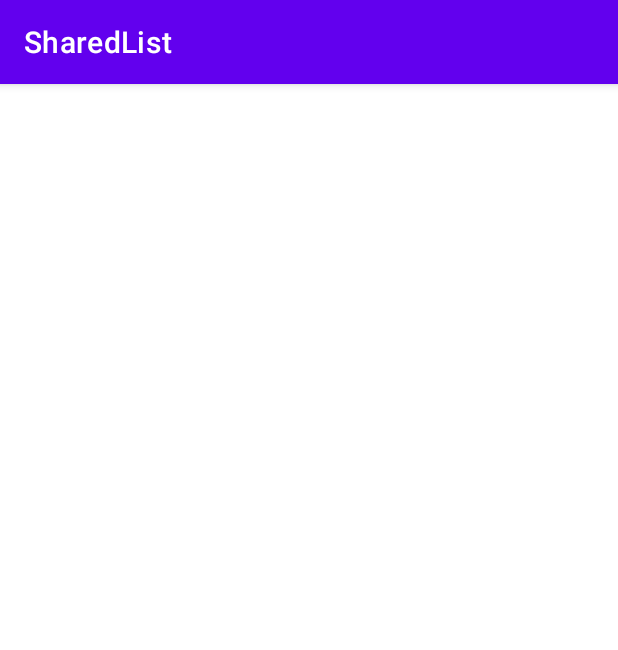
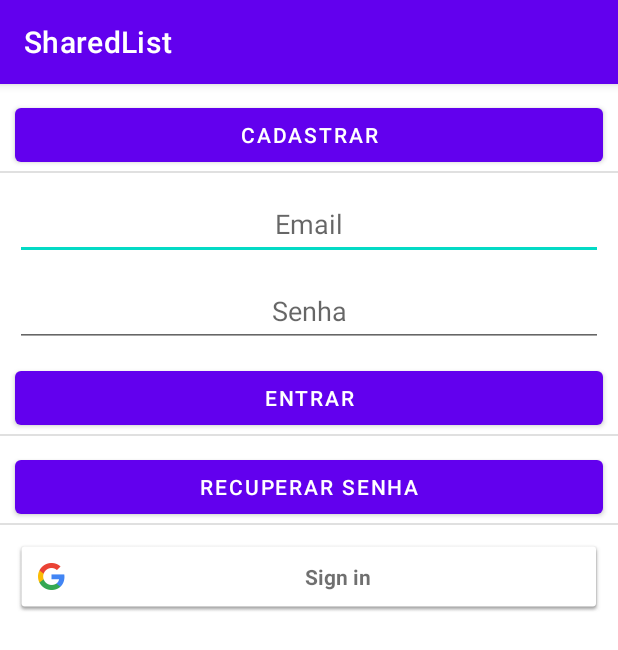
Before and after one commit to vinicius-ricardoADS/SharedList, an Android app: the screen it shows after launch (MainActivity before the commit, LoginActivity after it), on a phone screen of 412 x 824 dp. Shown: the top 650 px of the screen. Run offline under Robolectric (Android 15) with nearby library versions, the phone set to English and light mode, and no system bars; our stand-ins replace Firebase (no records; nobody signed in at launch, a user with empty details on screens opened directly).

Commit message:
feat: view login initial

```diff
--- a/app/src/main/AndroidManifest.xml
+++ b/app/src/main/AndroidManifest.xml
@@ -13,6 +13,9 @@
         tools:targetApi="31">
         <activity
             android:name=".view.MainActivity"
+            android:exported="false" />
+        <activity
+            android:name=".view.LoginActivity"
             android:exported="true">
             <intent-filter>
                 <action android:name="android.intent.action.MAIN" />
--- a/app/src/main/java/br/edu/ifsp/ads/sharedlist/view/BasicActivity.kt
+++ b/app/src/main/java/br/edu/ifsp/ads/sharedlist/view/BasicActivity.kt
@@ -2,8 +2,21 @@ package br.edu.ifsp.ads.sharedlist.view
 
 import androidx.appcompat.app.AppCompatActivity
 import br.edu.ifsp.ads.sharedlist.R
+import com.google.android.gms.auth.api.signin.GoogleSignIn
+import com.google.android.gms.auth.api.signin.GoogleSignInClient
 import com.google.android.gms.auth.api.signin.GoogleSignInOptions
 
 sealed class BasicActivity: AppCompatActivity() {
     protected val EXTRA_TASK = "EXTRA_TASK"
+
+    protected val googleSignInOptions: GoogleSignInOptions by lazy {
+        GoogleSignInOptions.Builder(GoogleSignInOptions.DEFAULT_SIGN_IN)
+            .requestIdToken(getString(R.string.default_web_client_id))
+            .requestEmail()
+            .build()
+    }
+
+    protected val googleSignInClient: GoogleSignInClient by lazy {
+        GoogleSignIn.getClient(this, googleSignInOptions)
+    }
 }
--- /dev/null
+++ b/app/src/main/java/br/edu/ifsp/ads/sharedlist/view/LoginActivity.kt
@@ -0,0 +1,65 @@
+package br.edu.ifsp.ads.sharedlist.view
+
+import android.content.Intent
+import android.os.Bundle
+import android.widget.Toast
+import androidx.activity.result.ActivityResultLauncher
+import androidx.activity.result.contract.ActivityResultContracts
+import br.edu.ifsp.ads.sharedlist.databinding.ActivityLoginBinding
+import com.google.android.gms.auth.api.signin.GoogleSignIn
+import com.google.android.gms.auth.api.signin.GoogleSignInAccount
+import com.google.firebase.auth.FirebaseAuth
+import com.google.firebase.auth.GoogleAuthProvider
+
+class LoginActivity : BasicActivity() {
+
+    private val alb: ActivityLoginBinding by lazy{
+        ActivityLoginBinding.inflate(layoutInflater)
+    }
+
+    private lateinit var gsarl : ActivityResultLauncher<Intent>
+
+    override fun onCreate(savedInstanceState: Bundle?) {
+        super.onCreate(savedInstanceState)
+        setContentView(alb.root)
+
+        alb.loginGoogleBt.setOnClickListener{
+            val gsa: GoogleSignInAccount? = GoogleSignIn.getLastSignedInAccount(this)
+            if (gsa == null){
+                //Solicitar login com conta Google
+                gsarl.launch(googleSignInClient.signInIntent)
+            } else{
+                //Já existe um usuário logado com conta google
+                openMainActivity()
+            }
+        }
+
+        gsarl = registerForActivityResult(ActivityResultContracts.StartActivityForResult()){ result ->
+            if (result.resultCode == RESULT_OK){
+                //Pegando retorno do login com conta google
+                val task = GoogleSignIn.getSignedInAccountFromIntent(result.data)
+                val gsa: GoogleSignInAccount = task.result
+                val credential = GoogleAuthProvider.getCredential(gsa.idToken, null)
+
+                FirebaseAuth.getInstance().signInWithCredential(credential).addOnSuccessListener {
+                    Toast.makeText(this, "Usuário ${gsa.email} autenticado com sucesso!", Toast.LENGTH_LONG).show()
+                    openMainActivity()
+                }.addOnFailureListener {
+                    Toast.makeText(this, "Falha na autenticação de usuário!", Toast.LENGTH_LONG).show()
+                }
+            }
+        }
+    }
+
+    override fun onStart() {
+        super.onStart()
+        if (FirebaseAuth.getInstance().currentUser != null){
+            openMainActivity()
+        }
+    }
+
+    private fun openMainActivity(){
+        startActivity(Intent(this, MainActivity::class.java))
+        finish()
+    }
+}
--- a/app/src/main/java/br/edu/ifsp/ads/sharedlist/view/MainActivity.kt
+++ b/app/src/main/java/br/edu/ifsp/ads/sharedlist/view/MainActivity.kt
@@ -4,7 +4,7 @@ import androidx.appcompat.app.AppCompatActivity
 import android.os.Bundle
 import br.edu.ifsp.ads.sharedlist.databinding.ActivityMainBinding
 
-class MainActivity : AppCompatActivity() {
+class MainActivity : BasicActivity() {
 
     private val amb: ActivityMainBinding by lazy {
         ActivityMainBinding.inflate(layoutInflater)
--- /dev/null
+++ b/app/src/main/res/layout/activity_login.xml
@@ -0,0 +1,104 @@
+<?xml version="1.0" encoding="utf-8"?>
+<androidx.constraintlayout.widget.ConstraintLayout xmlns:android="http://schemas.android.com/apk/res/android"
+    xmlns:app="http://schemas.android.com/apk/res-auto"
+    xmlns:tools="http://schemas.android.com/tools"
+    android:layout_width="match_parent"
+    android:layout_height="match_parent"
+    android:layout_margin="10dp"
+    tools:context=".view.LoginActivity">
+
+    <EditText
+        android:id="@+id/emailEt"
+        android:layout_width="0dp"
+        android:layout_height="wrap_content"
+        android:layout_margin="10dp"
+        android:ems="10"
+        android:gravity="center"
+        android:hint="Email"
+        android:inputType="textEmailAddress"
+        android:minHeight="48dp"
+        app:layout_constraintEnd_toEndOf="parent"
+        app:layout_constraintStart_toStartOf="parent"
+        app:layout_constraintTop_toBottomOf="@+id/divider" />
+
+    <EditText
+        android:id="@+id/passwordEt"
+        android:layout_width="0dp"
+        android:layout_height="wrap_content"
+        android:layout_margin="10dp"
+        android:ems="10"
+        android:gravity="center"
+        android:hint="Senha"
+        android:inputType="textPassword"
+        android:minHeight="48dp"
+        app:layout_constraintEnd_toEndOf="parent"
+        app:layout_constraintStart_toStartOf="parent"
+        app:layout_constraintTop_toBottomOf="@+id/emailEt" />
+
+    <Button
+        android:id="@+id/loginBt"
+        android:layout_width="0dp"
+        android:layout_height="wrap_content"
+        android:layout_margin="10dp"
+        android:text="Entrar"
+        app:layout_constraintEnd_toEndOf="parent"
+        app:layout_constraintStart_toStartOf="parent"
+        app:layout_constraintTop_toBottomOf="@+id/passwordEt" />
+
+    <Button
+        android:id="@+id/passwordResetBt"
+        android:layout_width="0dp"
+        android:layout_height="wrap_content"
+        android:layout_margin="10dp"
+        android:text="Recuperar senha"
+        app:layout_constraintEnd_toEndOf="parent"
+        app:layout_constraintStart_toStartOf="parent"
+        app:layout_constraintTop_toBottomOf="@+id/divider2" />
+
+    <Button
+        android:id="@+id/createAccountBt"
+        android:layout_width="0dp"
+        android:layout_height="wrap_content"
+        android:text="Cadastrar"
+        android:layout_margin="10dp"
+        app:layout_constraintEnd_toEndOf="parent"
+        app:layout_constraintStart_toStartOf="parent"
+        app:layout_constraintTop_toTopOf="parent" />
+
+    <View
+        android:id="@+id/divider"
+        android:layout_width="match_parent"
+        android:layout_height="1dp"
+        android:background="?android:attr/listDivider"
+        app:layout_constraintEnd_toEndOf="parent"
+        app:layout_constraintStart_toStartOf="parent"
+        app:layout_constraintTop_toBottomOf="@+id/createAccountBt" />
+
+    <View
+        android:id="@+id/divider2"
+        android:layout_width="match_parent"
+        android:layout_height="1dp"
+        android:background="?android:attr/listDivider"
+        app:layout_constraintEnd_toEndOf="parent"
+        app:layout_constraintStart_toStartOf="parent"
+        app:layout_constraintTop_toBottomOf="@+id/loginBt" />
+
+    <View
+        android:id="@+id/divider3"
+        android:layout_width="match_parent"
+        android:layout_height="1dp"
+        android:background="?android:attr/listDivider"
+        app:layout_constraintEnd_toEndOf="parent"
+        app:layout_constraintStart_toStartOf="parent"
+        app:layout_constraintTop_toBottomOf="@+id/passwordResetBt" />
+
+    <com.google.android.gms.common.SignInButton
+        android:id="@+id/loginGoogleBt"
+        android:layout_height="wrap_content"
+        android:layout_width="0dp"
+        android:layout_margin="10dp"
+        app:layout_constraintEnd_toEndOf="parent"
+        app:layout_constraintStart_toStartOf="parent"
+        app:layout_constraintTop_toBottomOf="@+id/divider3" />
+
+</androidx.constraintlayout.widget.ConstraintLayout>
```
